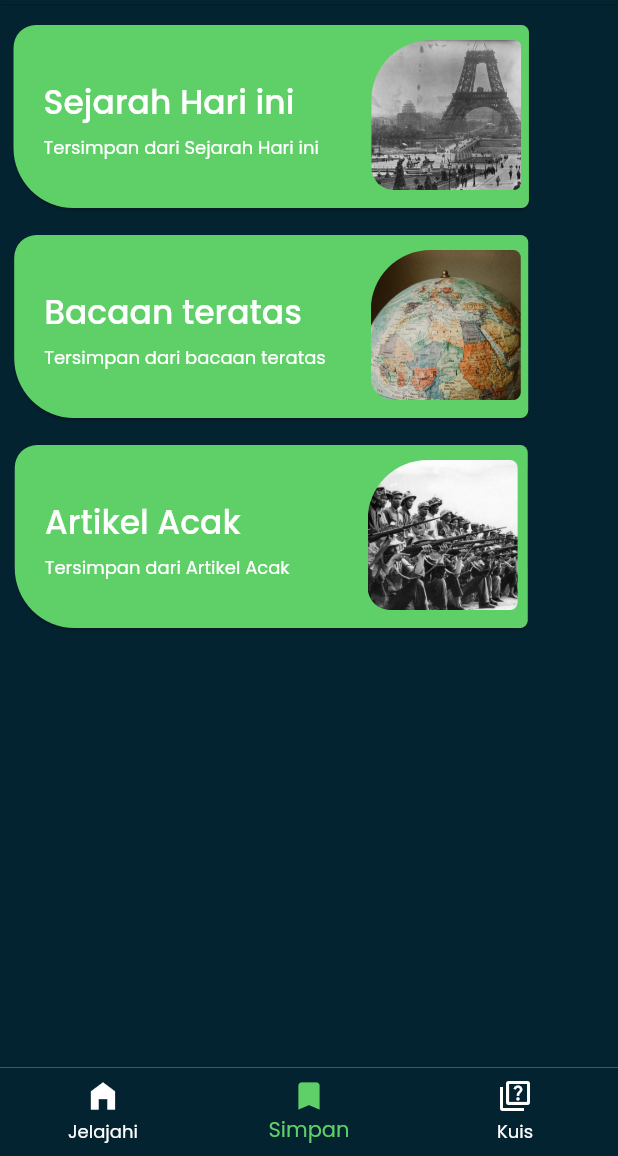
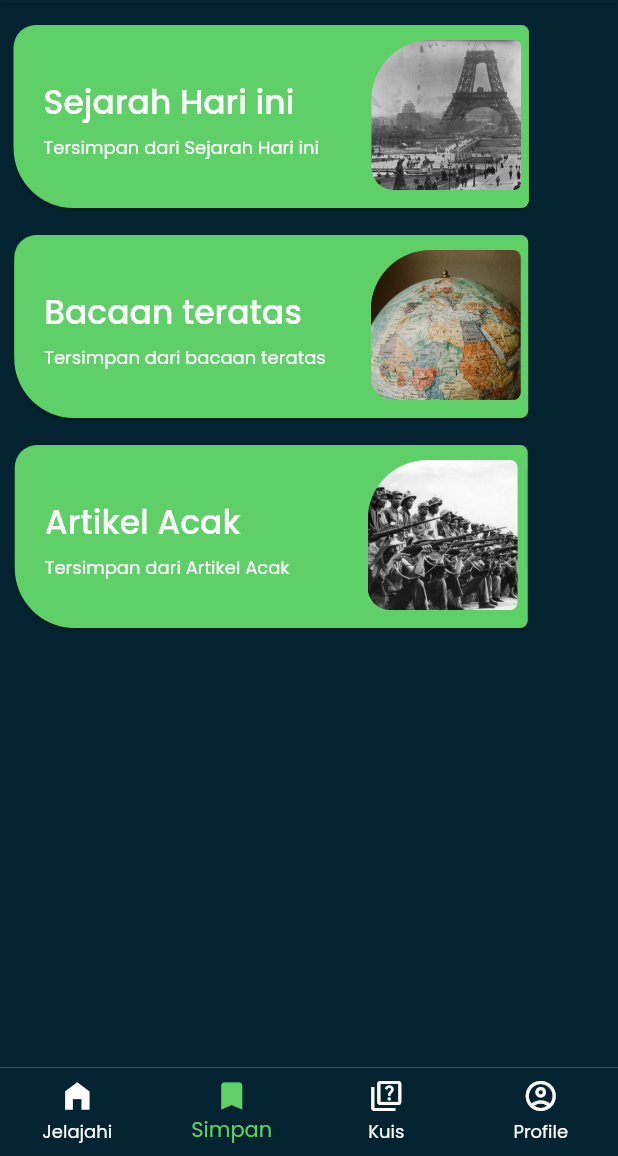
Before and after one commit to Akbarrzql/The-Horizon, a Flutter app: the MainNav screen opened directly, item 2 of the bottom bar chosen, on a phone screen of 412 x 824 dp, the part 80-1236 px from its top. Run offline on Flutter 3.47's test engine with Material 2 defaults, Android fonts, the light colour scheme and no system bars; our stand-ins replace firebase_auth, firebase_core, firebase_messaging, flutter_local_notifications, flutter_svg, flutter_tindercard and 8 more; missing offline and left inert: flutter_downloader; accounts and stored records are empty; network calls fail; project files that could hold a hidden picture were left out.

Commit message:
fix [AI] bottom navigation

```diff
--- a/lib/Main/bottomnav.dart
+++ b/lib/Main/bottomnav.dart
@@ -4,6 +4,7 @@ import 'package:thehorizonapps/Main/Kuis/screens/main_quiz.dart';
 import 'package:thehorizonapps/Main/PageJelajahi/home.dart';
 import 'package:thehorizonapps/Main/PageSave/KategoriSave/saveFeed.dart';
 import 'package:thehorizonapps/Main/PageSave/PageSave.dart';
+import 'package:thehorizonapps/Porfile/profile.dart';
 import 'package:thehorizonapps/Search/SearchPage.dart';
 
 class MainNav extends StatefulWidget {
@@ -27,6 +28,7 @@ class _MainNavState extends State<MainNav> {
     Home(),
     PageSaveKategori(),
     MainMenu(),
+    Profile(),
   ];
 
 
@@ -59,6 +61,7 @@ class _MainNavState extends State<MainNav> {
           )
       ),
       bottomNavigationBar: BottomNavigationBar(
+        type: BottomNavigationBarType.fixed,
         backgroundColor: Color(0xff042330),
         elevation: 2,
         showUnselectedLabels: true,
@@ -68,18 +71,27 @@ class _MainNavState extends State<MainNav> {
         selectedItemColor: Color(0xff5FD068),
         items: const <BottomNavigationBarItem>[
           BottomNavigationBarItem(
+            backgroundColor: Color(0xff042330),
             icon: Icon(Icons.home_filled),
             label: 'Jelajahi',
           ),
           BottomNavigationBarItem(
+            backgroundColor: Color(0xff042330),
             icon: Icon(Icons.bookmark_border_outlined),
             label: 'Simpan',
             activeIcon: Icon(Icons.bookmark, color: Color(0xff5FD068),),
           ),
           BottomNavigationBarItem(
+            backgroundColor: Color(0xff042330),
             icon: Icon(Icons.quiz_outlined),
             label: 'Kuis',
             activeIcon: Icon(Icons.quiz, color: Color(0xff5FD068),),
+          ),
+          BottomNavigationBarItem(
+            backgroundColor: Color(0xff042330),
+            icon: Icon(Icons.account_circle_outlined),
+            label: 'Profile',
+            activeIcon: Icon(Icons.account_circle, color: Color(0xff5FD068),),
           ),
         ],
         currentIndex: _selectedIndex, //New
--- /dev/null
+++ b/lib/Porfile/profile.dart
@@ -0,0 +1,15 @@
+import 'package:flutter/material.dart';
+
+class Profile extends StatefulWidget {
+  const Profile({Key? key}) : super(key: key);
+
+  @override
+  State<Profile> createState() => _ProfileState();
+}
+
+class _ProfileState extends State<Profile> {
+  @override
+  Widget build(BuildContext context) {
+    return Container();
+  }
+}
--- a/pubspec.yaml
+++ b/pubspec.yaml
@@ -64,6 +64,7 @@ dependencies:
   flutter_svg: ^1.1.6
   firebase_auth: ^4.2.5
   google_sign_in: ^5.4.3
+  rxdart: ^0.27.7
 
 
 
@@ -94,6 +95,8 @@ dev_dependencies:
   firebase_messaging: ^14.2.1
   flutter_local_notifications: ^13.0.0
   google_sign_in: ^5.4.3
+  firebase_auth: ^4.2.5
+  rxdart: ^0.27.7
   carousel_pro:
     git:
       url: https://github.com/jlouage/flutter-carousel-pro.git
```
Also changed, not shown: lib/Login/SignUp.dart (+43 -5 lines), lib/Login/login.dart (+41 -2 lines), pubspec.lock.
